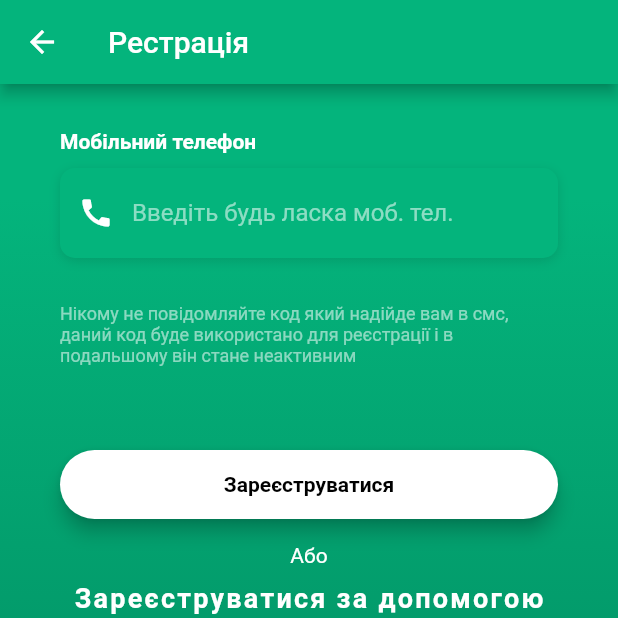
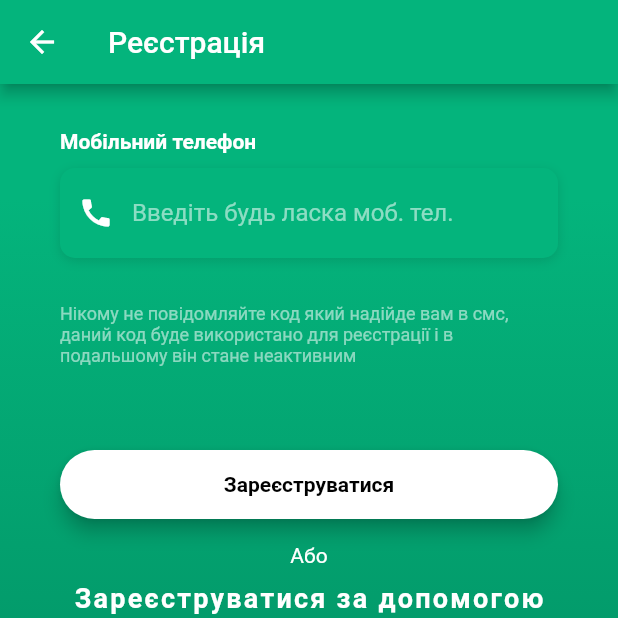
Before and after one commit to Rebus-Dev/Street-Coffee, a Flutter app: the RegistrationScreen screen opened directly, on a phone screen of 412 x 824 dp, the top half of it. Run offline on Flutter 3.47's test engine with Material 2 defaults, Android fonts, the phone set to English and light mode, and no system bars; Roboto replaces fonts that are missing (OpenSans).

```diff
--- a/lib/screens/LoginScreens/RegistrationScreen.dart
+++ b/lib/screens/LoginScreens/RegistrationScreen.dart
@@ -12,7 +12,7 @@ class RegistrationScreen extends StatelessWidget {
       appBar: AppBar(
         backgroundColor: Color(0xFF04B47C),
         title: Text(
-          "Рестрація",
+          "Реєстрація",
         ),
       ),
       body: Stack(
```
